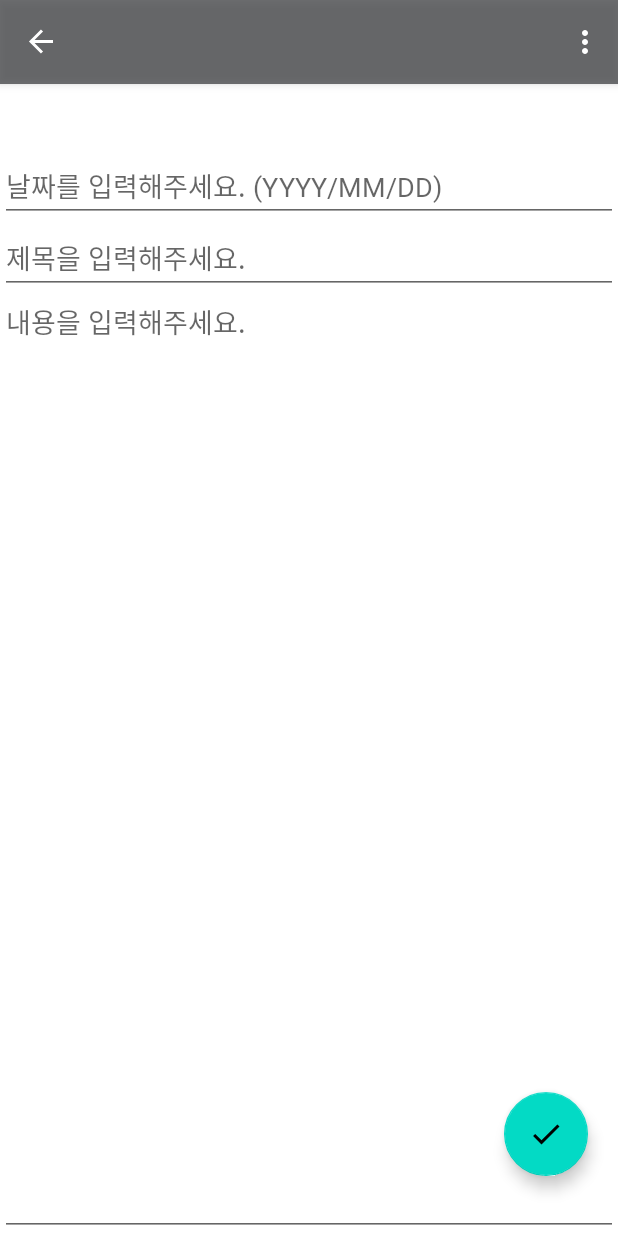
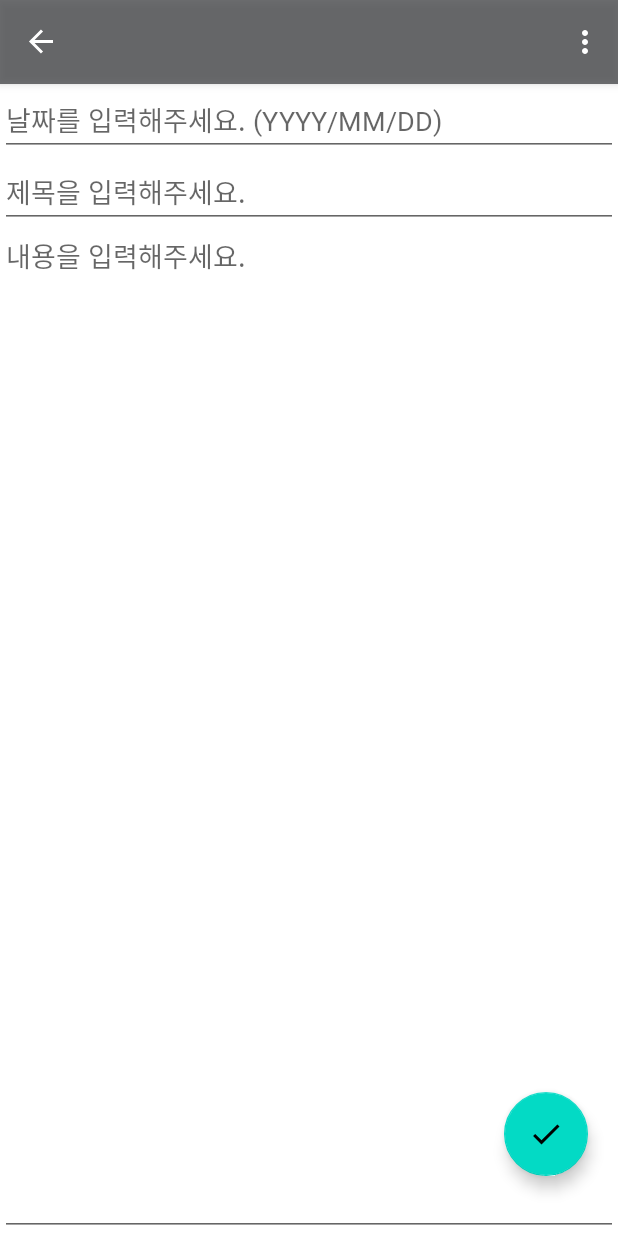
Before and after one commit to yooniversal/DiaryApp, an Android app: the AddNoteFragment screen opened through its navigation route, on a phone screen of 412 x 824 dp. Run offline under Robolectric (Android 15) with nearby library versions, the phone set to English and light mode, and no system bars; our stand-ins replace Room's generated code, navigation-ui; libraries missing offline, so code that uses them is left out: org.jetbrains.anko; 1 statement that could not run was skipped.

Commit message:
Actionbar와 Layout 겹침 현상 수정

```diff
--- a/app/src/main/res/layout/activity_calendar.xml
+++ b/app/src/main/res/layout/activity_calendar.xml
@@ -3,6 +3,7 @@
     xmlns:android="http://schemas.android.com/apk/res/android"
     xmlns:app="http://schemas.android.com/apk/res-auto"
     xmlns:tools="http://schemas.android.com/tools"
+    android:fitsSystemWindows="true"
     android:layout_width="match_parent"
     android:layout_height="match_parent">
 
@@ -12,7 +13,7 @@
         android:layout_width="0dp"
         android:layout_height="0dp"
         app:defaultNavHost="true"
-        android:layout_marginTop="100dp"
+        android:layout_marginTop="0dp"
         app:layout_constraintBottom_toBottomOf="parent"
         app:layout_constraintEnd_toEndOf="parent"
         app:layout_constraintStart_toStartOf="parent"
--- a/app/src/main/res/layout/activity_login_page.xml
+++ b/app/src/main/res/layout/activity_login_page.xml
@@ -10,6 +10,7 @@
     android:orientation="vertical"
     android:weightSum="1"
     android:id="@+id/Here_is"
+    android:fitsSystemWindows="true"
     >
 
     <ImageView
--- a/app/src/main/res/layout/activity_main.xml
+++ b/app/src/main/res/layout/activity_main.xml
@@ -8,6 +8,7 @@
     android:layout_height="match_parent"
     tools:context=".MainActivity"
     android:background="@drawable/splash_bg"
+    android:fitsSystemWindows="true"
     >
 
     <ImageView
--- a/app/src/main/res/layout/activity_sign_up.xml
+++ b/app/src/main/res/layout/activity_sign_up.xml
@@ -6,7 +6,9 @@
     android:layout_height="match_parent"
     android:background="@drawable/splash_bg"
     android:orientation="vertical"
-    tools:context=".LoginPage">
+    tools:context=".LoginPage"
+    android:fitsSystemWindows="true"
+    >
 
     <ImageView
         android:id="@+id/imageView3"
--- a/app/src/main/res/layout/fragment_add_note.xml
+++ b/app/src/main/res/layout/fragment_add_note.xml
@@ -3,7 +3,8 @@
     xmlns:tools="http://schemas.android.com/tools"
     android:layout_width="match_parent"
     android:layout_height="match_parent"
-    tools:context=".ui.AddNoteFragment">
+    tools:context=".ui.AddNoteFragment"
+    android:fitsSystemWindows="true">
 
     <EditText
         android:id="@+id/edit_text_date"
--- a/app/src/main/res/layout/fragment_home.xml
+++ b/app/src/main/res/layout/fragment_home.xml
@@ -6,7 +6,8 @@
     android:layout_width="match_parent"
     android:layout_height="match_parent"
     tools:context=".ui.HomeFragment"
-    android:orientation="vertical">
+    android:orientation="vertical"
+    android:fitsSystemWindows="true">
 
     <androidx.recyclerview.widget.RecyclerView
         android:id="@+id/recycler_view_notes"
--- a/app/src/main/res/layout/note_layout.xml
+++ b/app/src/main/res/layout/note_layout.xml
@@ -6,7 +6,8 @@
     xmlns:app="http://schemas.android.com/apk/res-auto"
     android:orientation="horizontal"
     android:gravity="center_vertical"
-    android:scrollbars="vertical">
+    android:scrollbars="vertical"
+    android:fitsSystemWindows="true">
 
     <TextView
         android:id="@+id/text_date"
```
Also changed, not shown: 1 other file.
